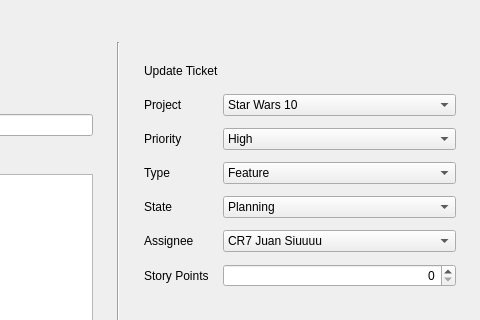
Before: the Qt Designer form frmmain.ui in Juanmut2003/docucheck, drawn with Qt 5; both pictures show x 440 to 920 and y 0 to 320 of the 920 by 640 pixel window.
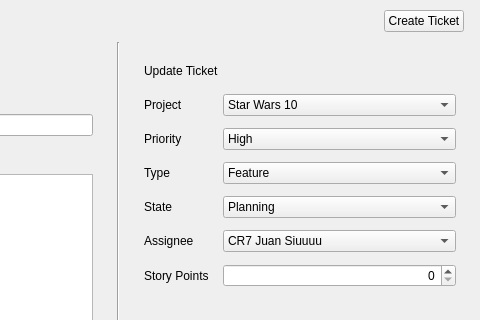
After: the same form once the commit is applied.

What changed in the file:
```diff
--- a/frmmain.ui
+++ b/frmmain.ui
@@ -74,6 +74,16 @@
          </property>
         </spacer>
        </item>
+       <item>
+        <widget class="QPushButton" name="pushButtonCreateTicket">
+         <property name="cursor">
+          <cursorShape>PointingHandCursor</cursorShape>
+         </property>
+         <property name="text">
+          <string>Create Ticket</string>
+         </property>
+        </widget>
+       </item>
       </layout>
      </widget>
     </item>
```
